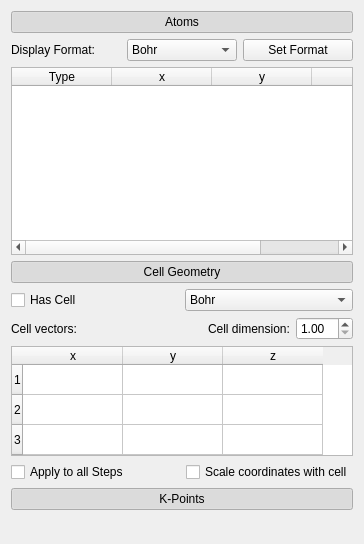
This is vipster/qt/molwidget.ui in sgsaenger/vipster as Qt 5 draws it before an edit. The edited form follows.
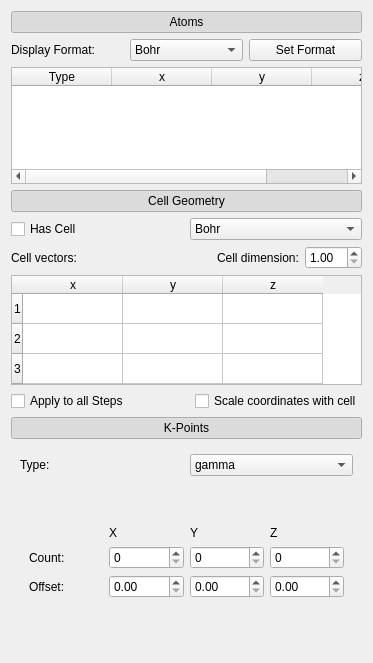
This is the edited form. The open tabs and pages were chosen to show the change.

```diff
--- a/vipster/qt/molwidget.ui
+++ b/vipster/qt/molwidget.ui
@@ -6,14 +6,14 @@
    <rect>
     <x>0</x>
     <y>0</y>
-    <width>364</width>
-    <height>544</height>
+    <width>373</width>
+    <height>663</height>
    </rect>
   </property>
   <property name="windowTitle">
    <string>Form</string>
   </property>
-  <layout class="QVBoxLayout" name="verticalLayout" stretch="0,0,0,0,0,0,0">
+  <layout class="QVBoxLayout" name="verticalLayout" stretch="0,0,0,0,0,0">
    <item>
     <widget class="QPushButton" name="atomTableButton">
      <property name="text">
@@ -30,7 +30,7 @@
    <item>
     <widget class="QWidget" name="atomContainer" native="true">
      <property name="sizePolicy">
-      <sizepolicy hsizetype="Preferred" vsizetype="Preferred">
+      <sizepolicy hsizetype="Preferred" vsizetype="Expanding">
        <horstretch>0</horstretch>
        <verstretch>0</verstretch>
       </sizepolicy>
@@ -308,36 +308,212 @@
     </widget>
    </item>
    <item>
-    <widget class="QStackedWidget" name="kpointStack">
-     <property name="sizePolicy">
-      <sizepolicy hsizetype="Preferred" vsizetype="Fixed">
-       <horstretch>0</horstretch>
-       <verstretch>0</verstretch>
-      </sizepolicy>
-     </property>
-     <property name="currentIndex">
-      <number>0</number>
-     </property>
-     <widget class="QWidget" name="page"/>
-     <widget class="QWidget" name="page_2"/>
+    <widget class="QWidget" name="kpointContainer" native="true">
+     <layout class="QGridLayout" name="gridLayout_2">
+      <item row="0" column="0">
+       <widget class="QLabel" name="label">
+        <property name="text">
+         <string>Type:</string>
+        </property>
+       </widget>
+      </item>
+      <item row="0" column="1">
+       <widget class="QComboBox" name="activeKpoint">
+        <item>
+         <property name="text">
+          <string>gamma</string>
+         </property>
+        </item>
+        <item>
+         <property name="text">
+          <string>mpg</string>
+         </property>
+        </item>
+        <item>
+         <property name="text">
+          <string>discrete</string>
+         </property>
+        </item>
+       </widget>
+      </item>
+      <item row="1" column="0" colspan="2">
+       <widget class="QStackedWidget" name="kpointStack">
+        <property name="currentIndex">
+         <number>0</number>
+        </property>
+        <widget class="QWidget" name="gammapage">
+         <layout class="QHBoxLayout" name="horizontalLayout">
+          <item>
+           <spacer name="horizontalSpacer">
+            <property name="orientation">
+             <enum>Qt::Horizontal</enum>
+            </property>
+            <property name="sizeHint" stdset="0">
+             <size>
+              <width>40</width>
+              <height>20</height>
+             </size>
+            </property>
+           </spacer>
+          </item>
+          <item>
+           <widget class="QLabel" name="gammalabel">
+            <property name="sizePolicy">
+             <sizepolicy hsizetype="Preferred" vsizetype="Minimum">
+              <horstretch>0</horstretch>
+              <verstretch>0</verstretch>
+             </sizepolicy>
+            </property>
+            <property name="text">
+             <string>Gamma-point only</string>
+            </property>
+           </widget>
+          </item>
+          <item>
+           <spacer name="horizontalSpacer_2">
+            <property name="orientation">
+             <enum>Qt::Horizontal</enum>
+            </property>
+            <property name="sizeHint" stdset="0">
+             <size>
+              <width>40</width>
+              <height>20</height>
+             </size>
+            </property>
+           </spacer>
+          </item>
+         </layout>
+        </widget>
+        <widget class="QWidget" name="mpgpage">
+         <layout class="QGridLayout" name="gridLayout_3">
+          <item row="2" column="2">
+           <widget class="QSpinBox" name="mpg_y"/>
+          </item>
+          <item row="1" column="1">
+           <widget class="QLabel" name="label_4">
+            <property name="text">
+             <string>X</string>
+            </property>
+           </widget>
+          </item>
+          <item row="4" column="2">
+           <spacer name="verticalSpacer">
+            <property name="orientation">
+             <enum>Qt::Vertical</enum>
+            </property>
+            <property name="sizeHint" stdset="0">
+             <size>
+              <width>20</width>
+              <height>40</height>
+             </size>
+            </property>
+           </spacer>
+          </item>
+          <item row="2" column="3">
+           <widget class="QSpinBox" name="mpg_z"/>
+          </item>
+          <item row="1" column="3">
+           <widget class="QLabel" name="label_6">
+            <property name="text">
+             <string>Z</string>
+            </property>
+           </widget>
+          </item>
+          <item row="1" column="2">
+           <widget class="QLabel" name="label_5">
+            <property name="text">
+             <string>Y</string>
+            </property>
+           </widget>
+          </item>
+          <item row="2" column="1">
+           <widget class="QSpinBox" name="mpg_x"/>
+          </item>
+          <item row="3" column="0">
+           <widget class="QLabel" name="label_3">
+            <property name="text">
+             <string>Offset:</string>
+            </property>
+           </widget>
+          </item>
+          <item row="2" column="0">
+           <widget class="QLabel" name="label_2">
+            <property name="text">
+             <string>Count:</string>
+            </property>
+           </widget>
+          </item>
+          <item row="0" column="2">
+           <spacer name="verticalSpacer_2">
+            <property name="orientation">
+             <enum>Qt::Vertical</enum>
+            </property>
+            <property name="sizeHint" stdset="0">
+             <size>
+              <width>20</width>
+              <height>40</height>
+             </size>
+            </property>
+           </spacer>
+          </item>
+          <item row="3" column="1">
+           <widget class="QDoubleSpinBox" name="mpg_x_off"/>
+          </item>
+          <item row="3" column="2">
+           <widget class="QDoubleSpinBox" name="mpg_y_off"/>
+          </item>
+          <item row="3" column="3">
+           <widget class="QDoubleSpinBox" name="mpg_z_off"/>
+          </item>
+         </layout>
+        </widget>
+        <widget class="QWidget" name="discretepage">
+         <layout class="QGridLayout" name="gridLayout_4">
+          <item row="3" column="0">
+           <widget class="QCheckBox" name="bands">
+            <property name="text">
+             <string>Bands</string>
+            </property>
+           </widget>
+          </item>
+          <item row="3" column="1">
+           <widget class="QCheckBox" name="crystal">
+            <property name="text">
+             <string>Crystal</string>
+            </property>
+           </widget>
+          </item>
+          <item row="0" column="0" colspan="2">
+           <widget class="QTableWidget" name="discretetable">
+            <column>
+             <property name="text">
+              <string>x</string>
+             </property>
+            </column>
+            <column>
+             <property name="text">
+              <string>y</string>
+             </property>
+            </column>
+            <column>
+             <property name="text">
+              <string>z</string>
+             </property>
+            </column>
+            <column>
+             <property name="text">
+              <string>weight/count</string>
+             </property>
+            </column>
+           </widget>
+          </item>
+         </layout>
+        </widget>
+       </widget>
+      </item>
+     </layout>
     </widget>
    </item>
-   <item>
-    <spacer name="verticalSpacer">
-     <property name="orientation">
-      <enum>Qt::Vertical</enum>
-     </property>
-     <property name="sizeType">
-      <enum>QSizePolicy::Expanding</enum>
-     </property>
-     <property name="sizeHint" stdset="0">
-      <size>
-       <width>0</width>
-       <height>20</height>
-      </size>
-     </property>
-    </spacer>
-   </item>
   </layout>
  </widget>
  <resources/>
```
Left out of the diff: 30 changed lines with no effect on the pictures.
